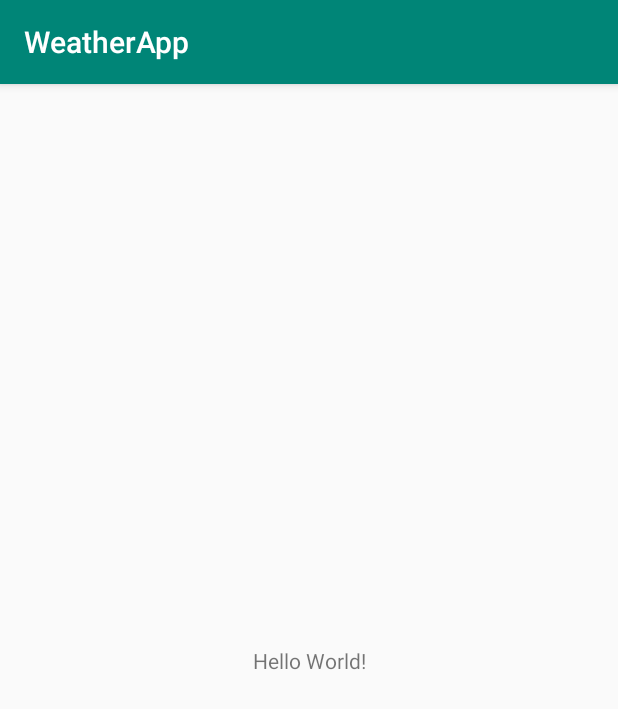
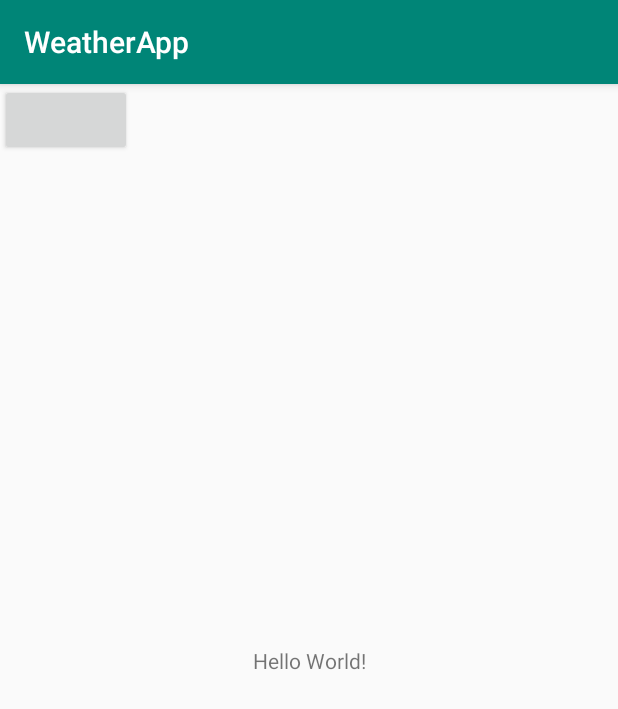
Before and after one commit to 3yebMB/WeatherApp, an Android app: the screen it shows after launch (MainActivity), on a phone screen of 412 x 824 dp. Shown: the top 709 px of the screen. Run offline under Robolectric (Android 15) with nearby library versions, the phone set to English and light mode, and no system bars.

```diff
--- a/app/src/main/AndroidManifest.xml
+++ b/app/src/main/AndroidManifest.xml
@@ -16,6 +16,7 @@
                 <category android:name="android.intent.category.LAUNCHER" />
             </intent-filter>
         </activity>
+        <activity android:name=".SecondActivity" />
     </application>
 
 </manifest>
--- a/app/src/main/java/dev/m13d/weatherapp/MainActivity.java
+++ b/app/src/main/java/dev/m13d/weatherapp/MainActivity.java
@@ -1,13 +1,47 @@
 package dev.m13d.weatherapp;
 
+import android.content.Intent;
 import android.support.v7.app.AppCompatActivity;
 import android.os.Bundle;
+import android.view.View;
+import android.widget.Button;
+import android.widget.TextView;
 
 public class MainActivity extends AppCompatActivity {
+
+    private TextView cityName;
+    private Button toSecondActivityBtn;
 
     @Override
     protected void onCreate(Bundle savedInstanceState) {
         super.onCreate(savedInstanceState);
         setContentView(R.layout.activity_main);
+        initViews();
+        setOnClickForToSecondActivityBtn();
+    }
+
+    private void initViews() {
+
+        toSecondActivityBtn = findViewById(R.id.toSecondActivityBtn);
+    }
+
+    private void setOnClickForToSecondActivityBtn() {
+        toSecondActivityBtn.setOnClickListener(new View.OnClickListener() {
+            @Override
+            public void onClick(View v) {
+                Intent intent = new Intent(MainActivity.this, SecondActivity.class);
+                startActivity(intent);
+            }
+        });
+    }
+
+    @Override
+    protected void onSaveInstanceState(Bundle outState) {
+        super.onSaveInstanceState(outState);
+    }
+
+    @Override
+    protected void onRestoreInstanceState(Bundle savedInstanceState) {
+        super.onRestoreInstanceState(savedInstanceState);
     }
 }
--- a/app/src/main/res/layout/activity_main.xml
+++ b/app/src/main/res/layout/activity_main.xml
@@ -15,4 +15,13 @@
         app:layout_constraintRight_toRightOf="parent"
         app:layout_constraintTop_toTopOf="parent" />
 
+    <Button
+        android:id="@+id/toSecondActivityBtn"
+        android:layout_width="wrap_content"
+        android:layout_height="wrap_content"
+        android:text="@string/switch_button"
+        tools:layout_editor_absoluteX="178dp"
+        tools:layout_editor_absoluteY="101dp"
+        tools:ignore="MissingConstraints" />
+
 </android.support.constraint.ConstraintLayout>
--- /dev/null
+++ b/app/src/main/res/layout/activity_second.xml
@@ -0,0 +1,6 @@
+<?xml version="1.0" encoding="utf-8"?>
+<android.support.constraint.ConstraintLayout
+    xmlns:android="http://schemas.android.com/apk/res/android" android:layout_width="match_parent"
+    android:layout_height="match_parent">
+
+</android.support.constraint.ConstraintLayout>
--- a/app/src/main/res/values/strings.xml
+++ b/app/src/main/res/values/strings.xml
@@ -1,3 +1,4 @@
 <resources>
     <string name="app_name">WeatherApp</string>
+    <string name="switch_button" />
 </resources>
--- a/build.gradle
+++ b/build.gradle
@@ -7,7 +7,7 @@ buildscript {
 
     }
     dependencies {
-        classpath 'com.android.tools.build:gradle:3.4.0'
+        classpath 'com.android.tools.build:gradle:3.5.0-alpha13'
 
         // NOTE: Do not place your application dependencies here; they belong
         // in the individual module build.gradle files
```
Also changed, not shown: app/src/main/java/dev/m13d/weatherapp/SecondActivity.java (added, +13 -0 lines), gradle/wrapper/gradle-wrapper.properties, 1 other file.
